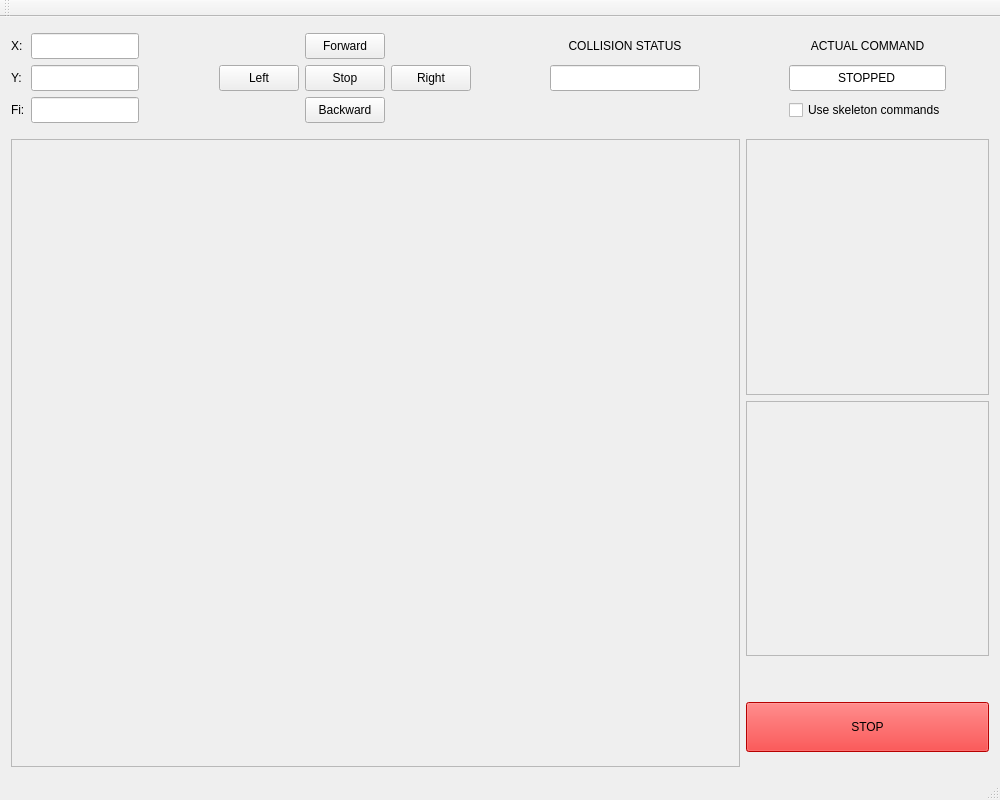
The window that mainwindow.ui (LadislavBrecka/HMI-Direct_controlling) describes before a commit, drawn with Qt 5.
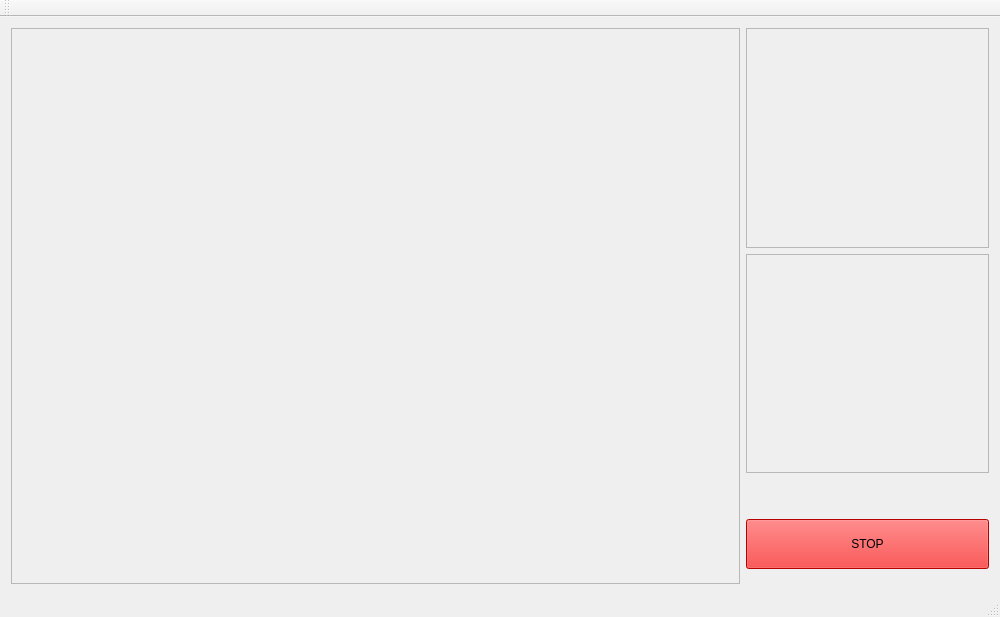
The same window after the commit.

```diff
--- a/mainwindow.ui
+++ b/mainwindow.ui
@@ -7,7 +7,7 @@
     <x>0</x>
     <y>0</y>
     <width>1000</width>
-    <height>800</height>
+    <height>617</height>
    </rect>
   </property>
   <property name="windowTitle">
@@ -20,25 +20,9 @@
      <verstretch>0</verstretch>
     </sizepolicy>
    </property>
-   <layout class="QGridLayout" name="gridLayout_3" rowstretch="1,6" columnstretch="3,1">
-    <item row="1" column="0">
-     <widget class="QFrame" name="mainFrame">
-      <property name="minimumSize">
-       <size>
-        <width>650</width>
-        <height>500</height>
-       </size>
-      </property>
-      <property name="frameShape">
-       <enum>QFrame::StyledPanel</enum>
-      </property>
-      <property name="frameShadow">
-       <enum>QFrame::Raised</enum>
-      </property>
-     </widget>
-    </item>
-    <item row="1" column="1">
-     <layout class="QGridLayout" name="gridLayout_2" rowstretch="1,1,0,0,0,0,0,0,0" columnstretch="0">
+   <layout class="QGridLayout" name="gridLayout_3" rowstretch="1" columnstretch="3,1">
+    <item row="0" column="1">
+     <layout class="QGridLayout" name="gridLayout_2" rowstretch="1,1,0,0,0,0,0,0" columnstretch="0">
       <property name="sizeConstraint">
        <enum>QLayout::SetDefaultConstraint</enum>
       </property>
@@ -48,7 +32,39 @@
       <property name="bottomMargin">
        <number>15</number>
       </property>
-      <item row="3" column="0">
+      <item row="1" column="0">
+       <widget class="QFrame" name="skeletonFrame">
+        <property name="minimumSize">
+         <size>
+          <width>200</width>
+          <height>200</height>
+         </size>
+        </property>
+        <property name="frameShape">
+         <enum>QFrame::StyledPanel</enum>
+        </property>
+        <property name="frameShadow">
+         <enum>QFrame::Raised</enum>
+        </property>
+       </widget>
+      </item>
+      <item row="0" column="0">
+       <widget class="QFrame" name="lidarFrame">
+        <property name="minimumSize">
+         <size>
+          <width>200</width>
+          <height>200</height>
+         </size>
+        </property>
+        <property name="frameShape">
+         <enum>QFrame::StyledPanel</enum>
+        </property>
+        <property name="frameShadow">
+         <enum>QFrame::Raised</enum>
+        </property>
+       </widget>
+      </item>
+      <item row="2" column="0">
        <spacer name="verticalSpacer">
         <property name="orientation">
          <enum>Qt::Vertical</enum>
@@ -61,7 +77,7 @@
         </property>
        </spacer>
       </item>
-      <item row="8" column="0">
+      <item row="7" column="0">
        <widget class="QPushButton" name="pushButton">
         <property name="minimumSize">
          <size>
@@ -77,329 +93,23 @@
         </property>
        </widget>
       </item>
-      <item row="1" column="0">
-       <widget class="QFrame" name="skeletonFrame">
-        <property name="minimumSize">
-         <size>
-          <width>200</width>
-          <height>200</height>
-         </size>
-        </property>
-        <property name="frameShape">
-         <enum>QFrame::StyledPanel</enum>
-        </property>
-        <property name="frameShadow">
-         <enum>QFrame::Raised</enum>
-        </property>
-       </widget>
-      </item>
-      <item row="0" column="0">
-       <widget class="QFrame" name="lidarFrame">
-        <property name="minimumSize">
-         <size>
-          <width>200</width>
-          <height>200</height>
-         </size>
-        </property>
-        <property name="frameShape">
-         <enum>QFrame::StyledPanel</enum>
-        </property>
-        <property name="frameShadow">
-         <enum>QFrame::Raised</enum>
-        </property>
-       </widget>
-      </item>
      </layout>
     </item>
     <item row="0" column="0">
-     <layout class="QGridLayout" name="gridLayout" rowstretch="0,0,0" columnstretch="0,0,2,1,1,1,2,2,0">
-      <property name="sizeConstraint">
-       <enum>QLayout::SetDefaultConstraint</enum>
+     <widget class="QFrame" name="mainFrame">
+      <property name="minimumSize">
+       <size>
+        <width>650</width>
+        <height>500</height>
+       </size>
       </property>
-      <property name="topMargin">
-       <number>5</number>
+      <property name="frameShape">
+       <enum>QFrame::StyledPanel</enum>
       </property>
-      <property name="bottomMargin">
-       <number>10</number>
+      <property name="frameShadow">
+       <enum>QFrame::Raised</enum>
       </property>
-      <item row="1" column="6">
-       <spacer name="horizontalSpacer_2">
-        <property name="orientation">
-         <enum>Qt::Horizontal</enum>
-        </property>
-        <property name="sizeHint" stdset="0">
-         <size>
-          <width>40</width>
-          <height>20</height>
-         </size>
-        </property>
-       </spacer>
-      </item>
-      <item row="1" column="5">
-       <widget class="QPushButton" name="pushButton_6">
-        <property name="sizePolicy">
-         <sizepolicy hsizetype="Preferred" vsizetype="Preferred">
-          <horstretch>0</horstretch>
-          <verstretch>0</verstretch>
-         </sizepolicy>
-        </property>
-        <property name="text">
-         <string>Right</string>
-        </property>
-       </widget>
-      </item>
-      <item row="1" column="7">
-       <widget class="QLineEdit" name="lineEdit_4">
-        <property name="sizePolicy">
-         <sizepolicy hsizetype="Expanding" vsizetype="Preferred">
-          <horstretch>0</horstretch>
-          <verstretch>0</verstretch>
-         </sizepolicy>
-        </property>
-        <property name="minimumSize">
-         <size>
-          <width>150</width>
-          <height>0</height>
-         </size>
-        </property>
-        <property name="alignment">
-         <set>Qt::AlignCenter</set>
-        </property>
-       </widget>
-      </item>
-      <item row="0" column="1">
-       <widget class="QLineEdit" name="lineEdit">
-        <property name="sizePolicy">
-         <sizepolicy hsizetype="Preferred" vsizetype="Preferred">
-          <horstretch>0</horstretch>
-          <verstretch>0</verstretch>
-         </sizepolicy>
-        </property>
-        <property name="readOnly">
-         <bool>true</bool>
-        </property>
-       </widget>
-      </item>
-      <item row="1" column="2">
-       <spacer name="horizontalSpacer">
-        <property name="orientation">
-         <enum>Qt::Horizontal</enum>
-        </property>
-        <property name="sizeHint" stdset="0">
-         <size>
-          <width>40</width>
-          <height>20</height>
-         </size>
-        </property>
-       </spacer>
-      </item>
-      <item row="0" column="0">
-       <widget class="QLabel" name="label">
-        <property name="text">
-         <string>X:</string>
-        </property>
-       </widget>
-      </item>
-      <item row="2" column="4">
-       <widget class="QPushButton" name="pushButton_5">
-        <property name="sizePolicy">
-         <sizepolicy hsizetype="Preferred" vsizetype="Preferred">
-          <horstretch>0</horstretch>
-          <verstretch>0</verstretch>
-         </sizepolicy>
-        </property>
-        <property name="text">
-         <string>Backward</string>
-        </property>
-       </widget>
-      </item>
-      <item row="1" column="0">
-       <widget class="QLabel" name="label_2">
-        <property name="text">
-         <string>Y:</string>
-        </property>
-       </widget>
-      </item>
-      <item row="1" column="3">
-       <widget class="QPushButton" name="pushButton_4">
-        <property name="sizePolicy">
-         <sizepolicy hsizetype="Preferred" vsizetype="Preferred">
-          <horstretch>0</horstretch>
-          <verstretch>0</verstretch>
-         </sizepolicy>
-        </property>
-        <property name="text">
-         <string>Left</string>
-        </property>
-       </widget>
-      </item>
-      <item row="1" column="1">
-       <widget class="QLineEdit" name="lineEdit_2">
-        <property name="sizePolicy">
-         <sizepolicy hsizetype="Preferred" vsizetype="Preferred">
-          <horstretch>0</horstretch>
-          <verstretch>0</verstretch>
-         </sizepolicy>
-        </property>
-        <property name="readOnly">
-         <bool>true</bool>
-        </property>
-       </widget>
-      </item>
-      <item row="1" column="4">
-       <widget class="QPushButton" name="pushButton_7">
-        <property name="sizePolicy">
-         <sizepolicy hsizetype="Preferred" vsizetype="Preferred">
-          <horstretch>0</horstretch>
-          <verstretch>0</verstretch>
-         </sizepolicy>
-        </property>
-        <property name="text">
-         <string>Stop</string>
-        </property>
-       </widget>
-      </item>
-      <item row="2" column="1">
-       <widget class="QLineEdit" name="lineEdit_3">
-        <property name="sizePolicy">
-         <sizepolicy hsizetype="Preferred" vsizetype="Preferred">
-          <horstretch>0</horstretch>
-          <verstretch>0</verstretch>
-         </sizepolicy>
-        </property>
-        <property name="readOnly">
-         <bool>true</bool>
-        </property>
-       </widget>
-      </item>
-      <item row="0" column="7">
-       <widget class="QLabel" name="label_4">
-        <property name="text">
-         <string>COLLISION STATUS</string>
-        </property>
-        <property name="alignment">
-         <set>Qt::AlignCenter</set>
-        </property>
-       </widget>
-      </item>
-      <item row="2" column="0">
-       <widget class="QLabel" name="label_3">
-        <property name="text">
-         <string>Fi:</string>
-        </property>
-       </widget>
-      </item>
-      <item row="0" column="4">
-       <widget class="QPushButton" name="pushButton_3">
-        <property name="sizePolicy">
-         <sizepolicy hsizetype="Preferred" vsizetype="Preferred">
-          <horstretch>0</horstretch>
-          <verstretch>0</verstretch>
-         </sizepolicy>
-        </property>
-        <property name="text">
-         <string>Forward</string>
-        </property>
-       </widget>
-      </item>
-      <item row="1" column="8">
-       <spacer name="horizontalSpacer_3">
-        <property name="orientation">
-         <enum>Qt::Horizontal</enum>
-        </property>
-        <property name="sizeHint" stdset="0">
-         <size>
-          <width>40</width>
-          <height>20</height>
-         </size>
-        </property>
-       </spacer>
-      </item>
-     </layout>
-    </item>
-    <item row="0" column="1">
-     <layout class="QGridLayout" name="gridLayout_4" columnstretch="1,3,1">
-      <property name="topMargin">
-       <number>5</number>
-      </property>
-      <property name="bottomMargin">
-       <number>10</number>
-      </property>
-      <item row="3" column="1">
-       <widget class="QCheckBox" name="checkBox">
-        <property name="sizePolicy">
-         <sizepolicy hsizetype="Preferred" vsizetype="Preferred">
-          <horstretch>0</horstretch>
-          <verstretch>0</verstretch>
-         </sizepolicy>
-        </property>
-        <property name="layoutDirection">
-         <enum>Qt::LeftToRight</enum>
-        </property>
-        <property name="text">
-         <string>Use skeleton commands</string>
-        </property>
-       </widget>
-      </item>
-      <item row="1" column="1">
-       <widget class="QLabel" name="label_5">
-        <property name="minimumSize">
-         <size>
-          <width>150</width>
-          <height>0</height>
-         </size>
-        </property>
-        <property name="text">
-         <string>ACTUAL COMMAND</string>
-        </property>
-        <property name="alignment">
-         <set>Qt::AlignCenter</set>
-        </property>
-       </widget>
-      </item>
-      <item row="2" column="1">
-       <widget class="QLineEdit" name="lineEdit_6">
-        <property name="sizePolicy">
-         <sizepolicy hsizetype="Preferred" vsizetype="Preferred">
-          <horstretch>0</horstretch>
-          <verstretch>0</verstretch>
-         </sizepolicy>
-        </property>
-        <property name="text">
-         <string>STOPPED</string>
-        </property>
-        <property name="alignment">
-         <set>Qt::AlignCenter</set>
-        </property>
-       </widget>
-      </item>
-      <item row="2" column="0">
-       <spacer name="horizontalSpacer_4">
-        <property name="orientation">
-         <enum>Qt::Horizontal</enum>
-        </property>
-        <property name="sizeHint" stdset="0">
-         <size>
-          <width>40</width>
-          <height>20</height>
-         </size>
-        </property>
-       </spacer>
-      </item>
-      <item row="2" column="2">
-       <spacer name="horizontalSpacer_5">
-        <property name="orientation">
-         <enum>Qt::Horizontal</enum>
-        </property>
-        <property name="sizeHint" stdset="0">
-         <size>
-          <width>40</width>
-          <height>20</height>
-         </size>
-        </property>
-       </spacer>
-      </item>
-     </layout>
+     </widget>
     </item>
    </layout>
   </widget>
```
